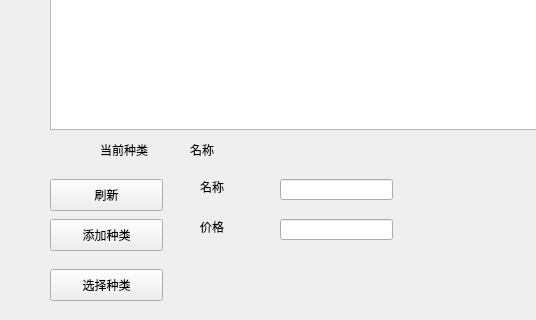
Above: kind.ui from wangkeyi203/lengku before the change; both pictures show x 0 to 536 and y 131 to 451 of the 706 by 451 pixel window. Below: the same form after it.
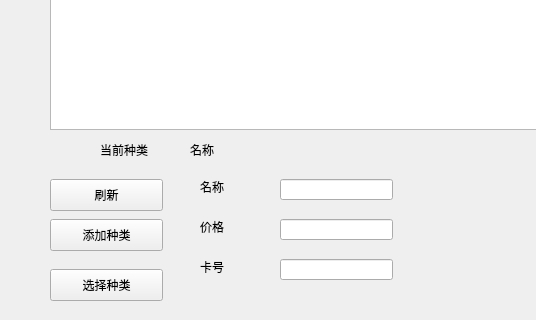
That is the form after the change.

The edit to the form file:
```diff
--- a/kind.ui
+++ b/kind.ui
@@ -134,6 +134,29 @@
     <string>价格</string>
    </property>
   </widget>
+  <widget class="QLineEdit" name="kind_card">
+   <property name="geometry">
+    <rect>
+     <x>280</x>
+     <y>390</y>
+     <width>113</width>
+     <height>21</height>
+    </rect>
+   </property>
+  </widget>
+  <widget class="QLabel" name="label_3">
+   <property name="geometry">
+    <rect>
+     <x>200</x>
+     <y>390</y>
+     <width>59</width>
+     <height>16</height>
+    </rect>
+   </property>
+   <property name="text">
+    <string>卡号</string>
+   </property>
+  </widget>
  </widget>
  <resources/>
  <connections/>
```
